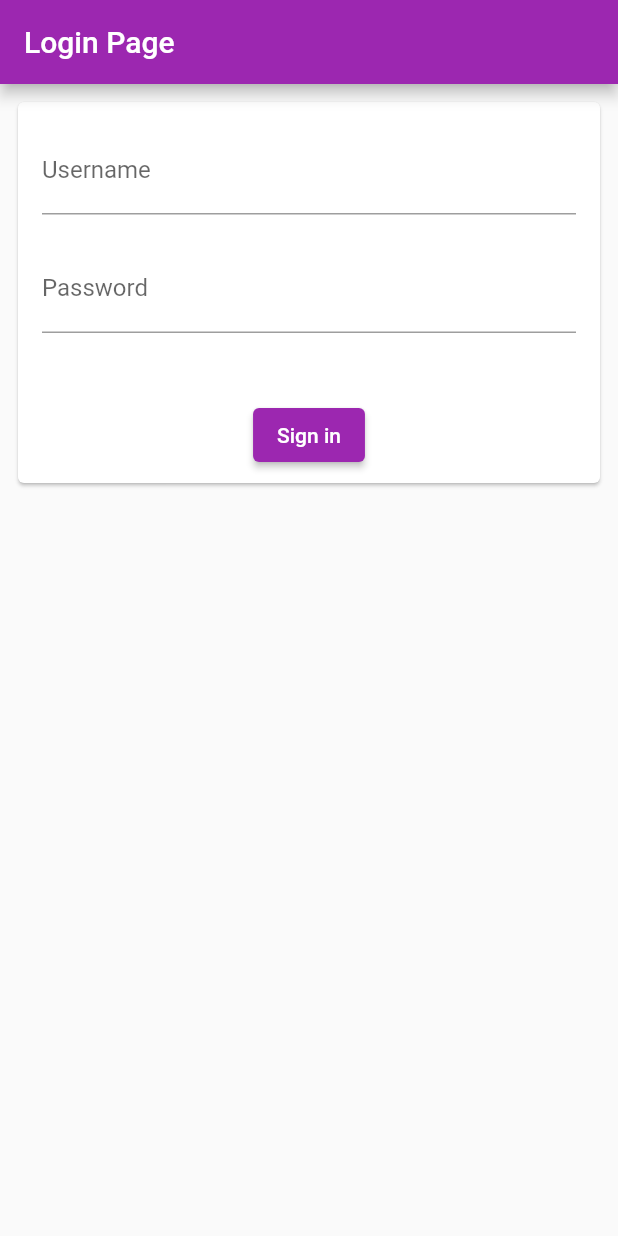
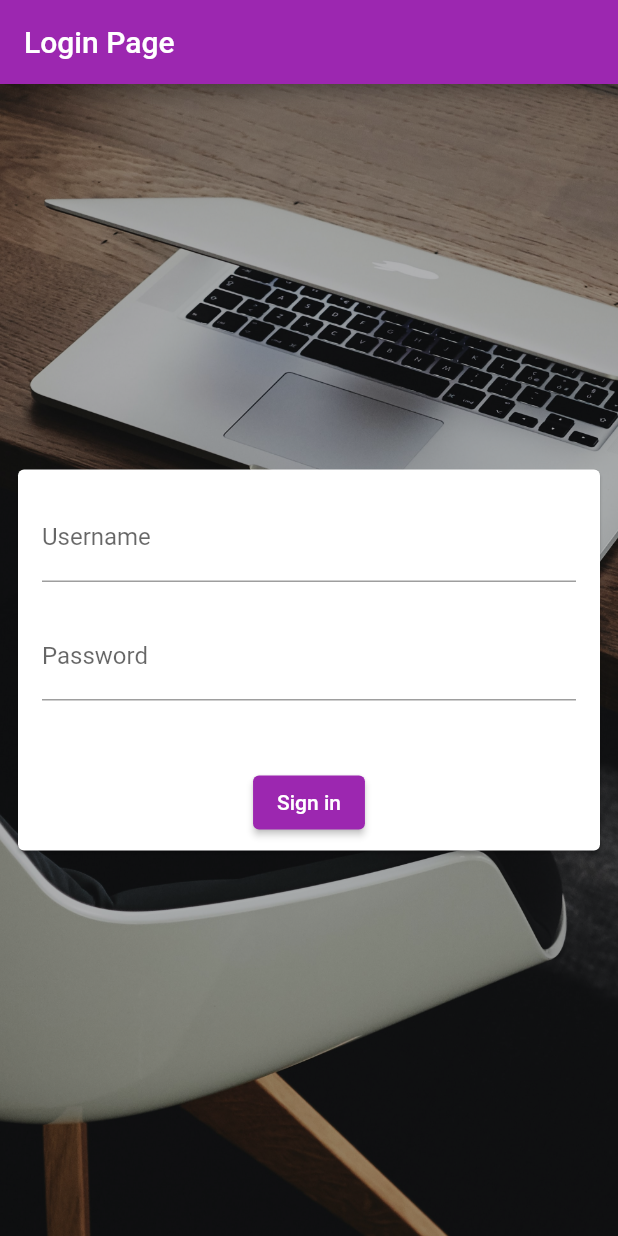
Before and after one commit to pkd019/practice_flutter, a Flutter app: the screen it shows after launch, on a phone screen of 412 x 824 dp. Run offline on Flutter 3.47's test engine with Material 2 defaults, Android fonts, the phone set to English and light mode, and no system bars; our stand-ins replace shared_preferences.

Commit message:
chapter 6 completed

```diff
--- a/lib/pages/login_page.dart
+++ b/lib/pages/login_page.dart
@@ -1,4 +1,6 @@
 import 'package:flutter/material.dart';
+import 'package:flutter_application_1/pages/home.dart';
+import 'package:flutter_application_1/utils/constants.dart';
 
 class LoginPage extends StatefulWidget {
   @override
@@ -12,7 +14,17 @@ class _LoginPageState extends State<LoginPage> {
   Widget build(BuildContext context) {
     return Scaffold(
         appBar: AppBar(title: Text("Login Page")),
-      body: Padding(
+        body: Stack(
+          fit: StackFit.expand,
+          children: [
+            Image.asset(
+              "assets/newphoto.jpg",
+              fit: BoxFit.cover,
+              color: Colors.black.withOpacity(0.3),
+              colorBlendMode: BlendMode.darken,
+            ),
+            Center(
+              child: Padding(
                 padding: const EdgeInsets.all(8.0),
                 child: SingleChildScrollView(
                   child: Card(
@@ -24,12 +36,14 @@ class _LoginPageState extends State<LoginPage> {
                           children: [
                             TextFormField(
                               decoration: InputDecoration(
-                          hintText: "Enter User Name", labelText: "Username"),
+                                  hintText: "Enter User Name",
+                                  labelText: "Username"),
                             ),
                             SizedBox(
                               height: 20,
                             ),
                             TextFormField(
+                              obscureText: true,
                               decoration: InputDecoration(
                                   hintText: "Enter Your Password",
                                   labelText: "Password"),
@@ -42,12 +56,24 @@ class _LoginPageState extends State<LoginPage> {
                       ),
                       Padding(
                         padding: const EdgeInsets.all(8.0),
-                child: ElevatedButton(onPressed: () {}, child: Text("Sign in")),
+                        child: ElevatedButton(
+                            onPressed: () {
+                              /*Navigator.push(
+                                context,
+                                MaterialPageRoute(
+                                  builder: (context) => MyHome(),
+                                )*/
+                              constants.pref.setBool("loggedin", true);
+                              Navigator.pushReplacementNamed(context, "/home");
+                            },
+                            child: Text("Sign in")),
                       )
                     ]),
                   ),
                 ),
               ),
-    );
+            ),
+          ],
+        ));
   }
 }
--- /dev/null
+++ b/lib/utils/constants.dart
@@ -0,0 +1,6 @@
+import 'package:shared_preferences/shared_preferences.dart';
+
+class constants {
+  // ignore: unnecessary_new
+  static SharedPreferences pref = SharedPreferences as SharedPreferences;
+}
--- a/pubspec.yaml
+++ b/pubspec.yaml
@@ -35,6 +35,7 @@ dependencies:
   # The following adds the Cupertino Icons font to your application.
   # Use with the CupertinoIcons class for iOS style icons.
   cupertino_icons: ^1.0.2
+  shared_preferences: ^2.0.15
 
 dev_dependencies:
   flutter_test:
```
Also changed, not shown: lib/main.dart (+14 -2 lines), lib/pages/home.dart (+15 -1 lines), pubspec.lock, 1 other file. Lines whose indentation alone changed are shown as unchanged.
